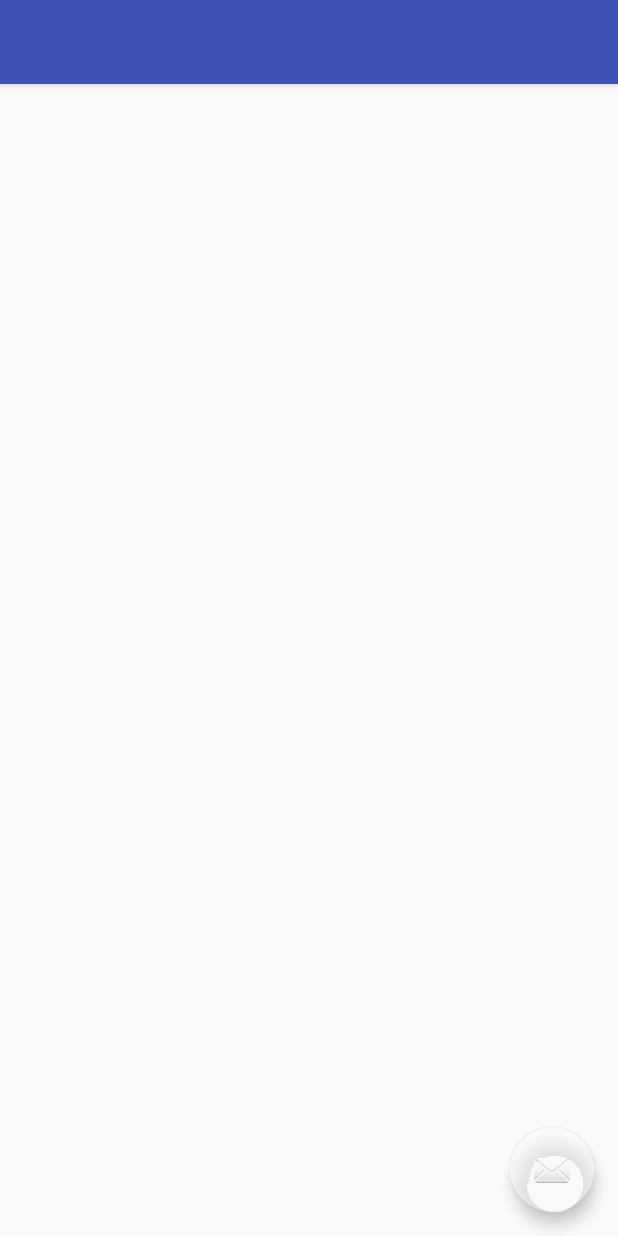
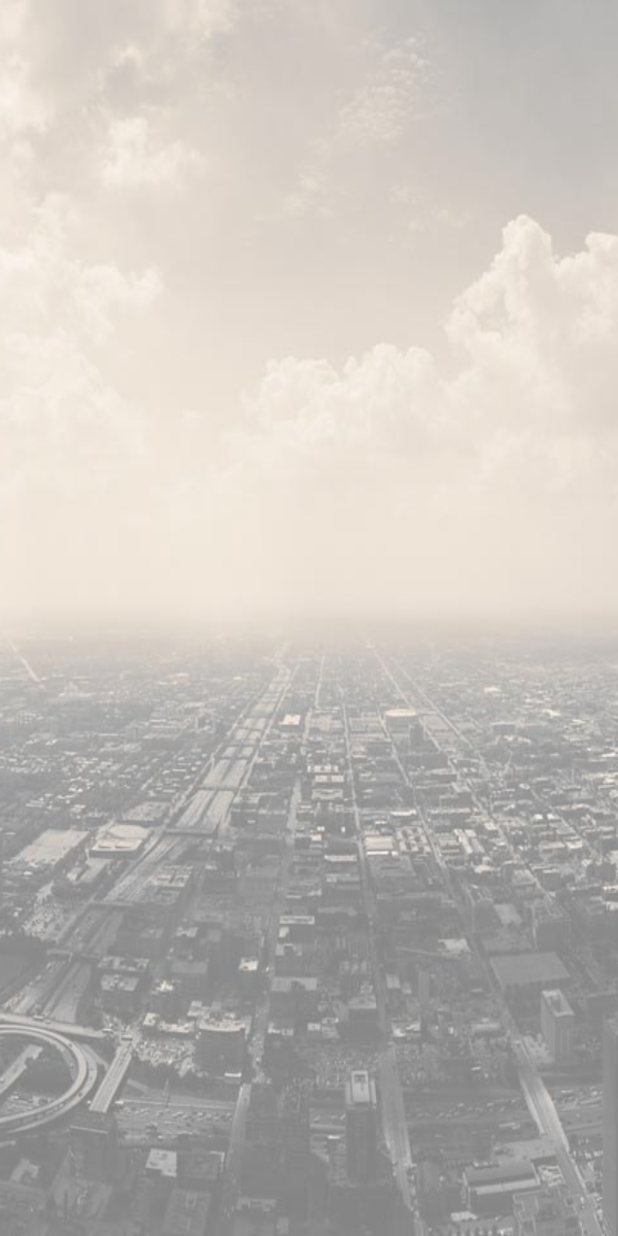
Before and after one commit to KamonwansWalee/Easy-KKU, an Android app: the layout activity_service.xml on its own in the app's theme, with its tools: preview values and no code run, on a phone screen of 412 x 824 dp. Run offline under Robolectric (Android 15) with nearby library versions, the light colour scheme and no system bars.

Commit message:
Service finish

```diff
--- a/app/build.gradle
+++ b/app/build.gradle
@@ -29,4 +29,5 @@ dependencies {
     compile 'com.squareup.okhttp:okhttp:2.0.0'
     compile 'com.android.support:design:25.0.0'
     testCompile 'junit:junit:4.12'
+    compile files('libs/picasso-2.5.2.jar')
 }
--- a/app/src/main/res/layout/activity_service.xml
+++ b/app/src/main/res/layout/activity_service.xml
@@ -7,28 +7,17 @@
     android:fitsSystemWindows="true"
     tools:context="kku.singsuanmon.kamonwans.easykku.ServiceActivity">
 
-    <android.support.design.widget.AppBarLayout
+    <RelativeLayout
         android:layout_width="match_parent"
-        android:layout_height="wrap_content"
-        android:theme="@style/AppTheme.AppBarOverlay">
+        android:layout_height="match_parent"
+        android:background="@drawable/bg27">
 
-        <android.support.v7.widget.Toolbar
-            android:id="@+id/toolbar"
-            android:layout_width="match_parent"
-            android:layout_height="?attr/actionBarSize"
-            android:background="?attr/colorPrimary"
-            app:popupTheme="@style/AppTheme.PopupOverlay" />
+    </RelativeLayout>
 
-    </android.support.design.widget.AppBarLayout>
-
-    <include layout="@layout/content_service" />
-
-    <android.support.design.widget.FloatingActionButton
-        android:id="@+id/fab"
-        android:layout_width="wrap_content"
-        android:layout_height="wrap_content"
-        android:layout_gravity="bottom|end"
-        android:layout_margin="@dimen/fab_margin"
-        app:srcCompat="@android:drawable/ic_dialog_email" />
+    <ListView
+        android:layout_width="match_parent"
+        android:layout_height="match_parent"
+        android:id="@+id/livFrind"
+        android:background="#82ffffff" />
 
 </android.support.design.widget.CoordinatorLayout>
```
Also changed, not shown: app/src/main/java/kku/singsuanmon/kamonwans/easykku/MainActivity.java (+21 -18 lines), app/src/main/java/kku/singsuanmon/kamonwans/easykku/MyAdapter.java (added, +69 -0 lines), app/src/main/java/kku/singsuanmon/kamonwans/easykku/ServiceActivity.java (+22 -18 lines), app/src/main/res/layout/my_layout.xml (added, +47 -0 lines), app/libs/picasso-2.5.2.jar (added), app/src/main/my_call-web.png (added), app/src/main/res/mipmap-hdpi/my_call.png (added), app/src/main/res/mipmap-mdpi/my_call.png (added), app/src/main/res/mipmap-xhdpi/my_call.png (added), app/src/main/res/mipmap-xxhdpi/my_call.png (added), app/src/main/res/mipmap-xxxhdpi/my_call.png (added).
